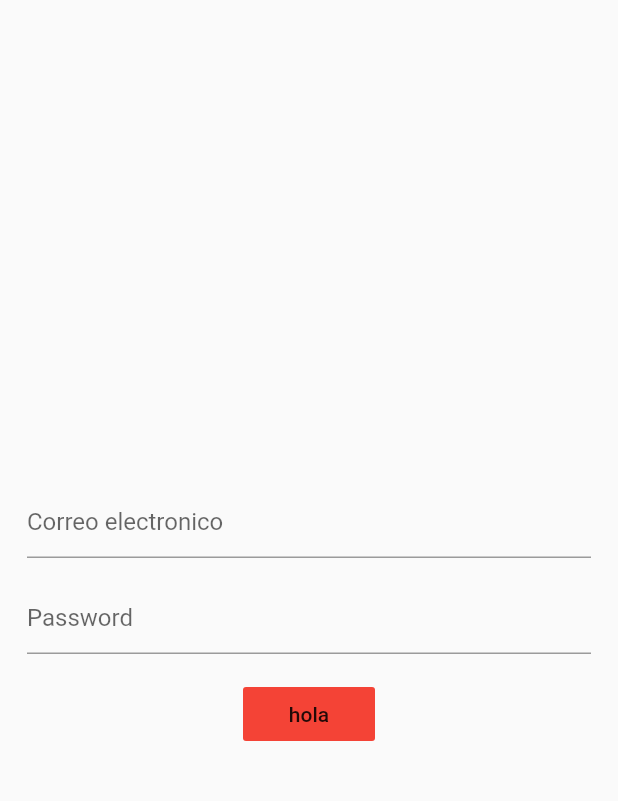
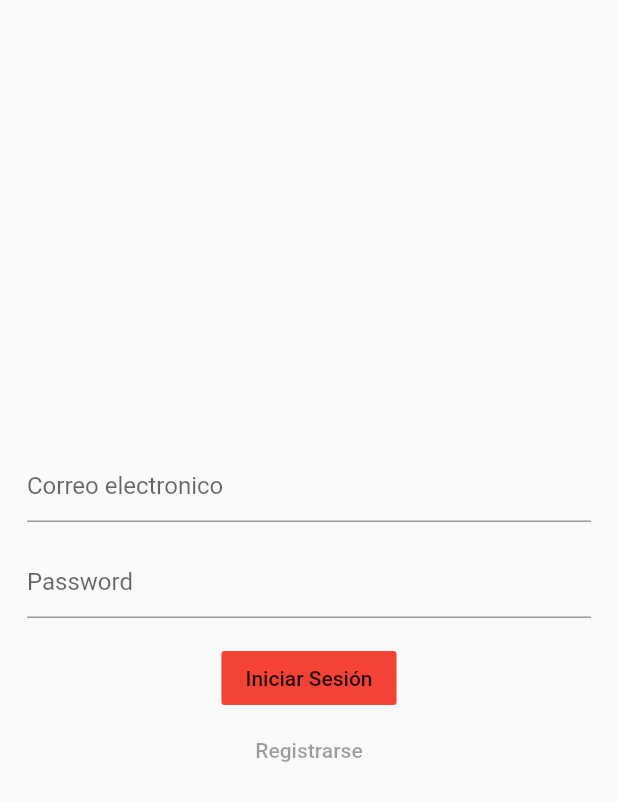
Before and after one commit to HectorLalo/AplicacionGomita, a Flutter app: the screen it shows after launch, on a phone screen of 412 x 824 dp. Shown: the top 801 px of the screen. Run offline on Flutter 3.47's test engine with Material 2 defaults, Android fonts, the phone set to English and light mode, and no system bars; missing offline and left inert: dart:ffi.

Commit message:
Funcionalidad Login

```diff
--- /dev/null
+++ b/lib/models/usuario_model.dart
@@ -0,0 +1,29 @@
+/*
+  {
+        "type": "customer",
+        "_id": "5fd5428f7736e01cf04fbcc4",
+        "name": "Daniel",
+        "email": "daniel@gmail.com",
+        "phone": "4776672563",
+        "__v": 0
+    }
+    */
+class User {
+  String type;
+  String id;
+  String name;
+  String email;
+  String phone;
+
+  User({this.email, this.id, this.name, this.phone, this.type});
+
+  User.fromJson(Map<String, String> json)
+      : id = json['_id'],
+        type = json['type'],
+        name = json['name'],
+        email = json['email'],
+        phone = json['phone'];
+
+  Map<String, String> toJson() =>
+      {'id': id, 'name': name, 'email': email, 'phone': phone, 'type': type};
+}
--- a/lib/pages/login.dart
+++ b/lib/pages/login.dart
@@ -1,31 +1,38 @@
-
 import 'dart:ffi';
 
 import 'package:flutter/material.dart';
+import 'package:login/services/login_service.dart';
 
 class LoginPage extends StatefulWidget {
   LoginPage({Key key}) : super(key: key);
 
   @override
-   LoginPageState createState() =>  LoginPageState();
+  LoginPageState createState() => LoginPageState();
 }
 
-class  LoginPageState extends State <LoginPage> {
+class LoginPageState extends State<LoginPage> {
+  final loginService = LoginService();
+  final emailController = TextEditingController();
+  final passwordController = TextEditingController();
+  final scaffoldkey = GlobalKey<ScaffoldState>();
 
-  final emailController =TextEditingController();
-  final passwordController =TextEditingController();
-
-  void login (){
+  void login() async {
     final email = emailController.text;
     final password = passwordController.text;
+    try {
+      await loginService.login(email, password);
+    } catch (e) {
+      scaffoldkey.currentState
+          .showSnackBar(SnackBar(content: Text(e.toString())));
+    }
   }
 
   @override
   Widget build(BuildContext context) {
     return Scaffold(
+      key: scaffoldkey,
       body: Center(
-        child: Form (
-
+        child: Form(
           child: Padding(
             padding: const EdgeInsets.all(18.0),
             child: Column(
@@ -33,39 +40,33 @@ class  LoginPageState extends State <LoginPage> {
               children: [
                 TextFormField(
                     controller: emailController,
-                  decoration: InputDecoration(
-                    hintText: 'Correo electronico'
-                  )
-                ),
+                    decoration:
+                        InputDecoration(hintText: 'Correo electronico')),
                 SizedBox(
                   height: 16,
                 ),
                 TextFormField(
                     obscureText: true,
                     controller: passwordController,
-                  decoration: InputDecoration(
-                    hintText: 'Password'
-                  )
-                ),
+                    decoration: InputDecoration(hintText: 'Password')),
                 SizedBox(
                   height: 16,
                 ),
                 FlatButton(
                   color: Colors.red,
                   onPressed: login,
-                  child: Text(
-                    'hola'
+                  child: Text('Iniciar Sesión'),
                 ),
+                FlatButton(
+                  color: Colors.blue,
+                  onPressed: null,
+                  child: Text('Registrarse'),
                 )
               ],
-
             ),
           ),
-
-
         ),
       ),
-
     );
   }
 }
--- /dev/null
+++ b/lib/services/login_service.dart
@@ -0,0 +1,26 @@
+import 'dart:convert';
+
+import 'package:http/http.dart' as http;
+import 'package:login/models/usuario_model.dart';
+
+/*Singleton*/
+class LoginService {
+  final url = 'https://ent-app-arch.herokuapp.com/api';
+
+  static final _loginService = LoginService._internal();
+  factory LoginService() => _loginService;
+  LoginService._internal();
+
+  Future login(email, password) async {
+    final response = await http
+        .post('$url/auth/login', body: {'email': email, 'password': password});
+    final resp = json.decode(response.body);
+    if (response.statusCode == 200) {
+      final accessToken = resp['accessToken'];
+      final authenticatedUser = User.fromJson(resp['authenticatedUser']);
+    } else {
+      throw ('Usuario y/o Contraseña incorrectos');
+    }
+    print(response.body);
+  }
+}
--- a/pubspec.yaml
+++ b/pubspec.yaml
@@ -28,6 +28,8 @@ dependencies:
   # The following adds the Cupertino Icons font to your application.
   # Use with the CupertinoIcons class for iOS style icons.
   cupertino_icons: ^1.0.0
+
+  http: ^0.12.2
 
 dev_dependencies:
   flutter_test:
```
Also changed, not shown: pubspec.lock. Lines whose indentation alone changed are shown as unchanged.
